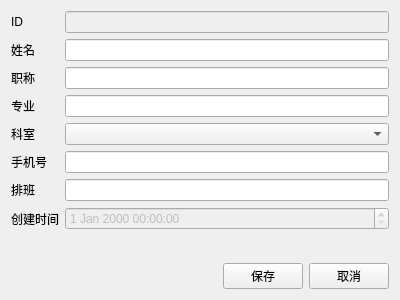
hanzhuk/FinalLab, file doctoreditview.ui: the form before one commit.
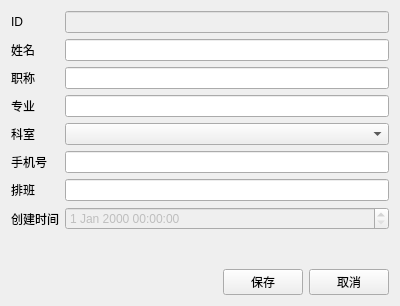
The form after the commit.

Commit message: 优化总体界面+

What changed in the file:
```diff
--- a/doctoreditview.ui
+++ b/doctoreditview.ui
@@ -7,7 +7,7 @@
     <x>0</x>
     <y>0</y>
     <width>400</width>
-    <height>300</height>
+    <height>306</height>
    </rect>
   </property>
   <property name="windowTitle">
```
Left out of the diff: 2 changed lines with no effect on the pictures. The commit also changes 1 other file.
